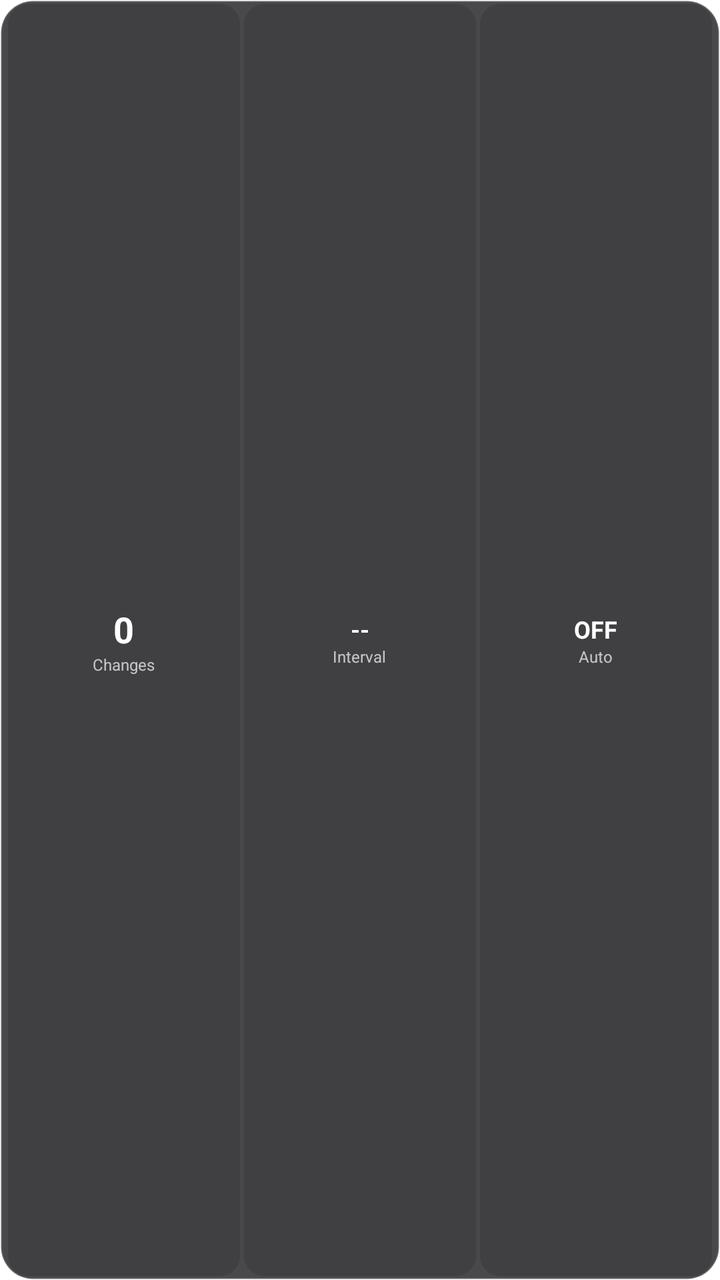
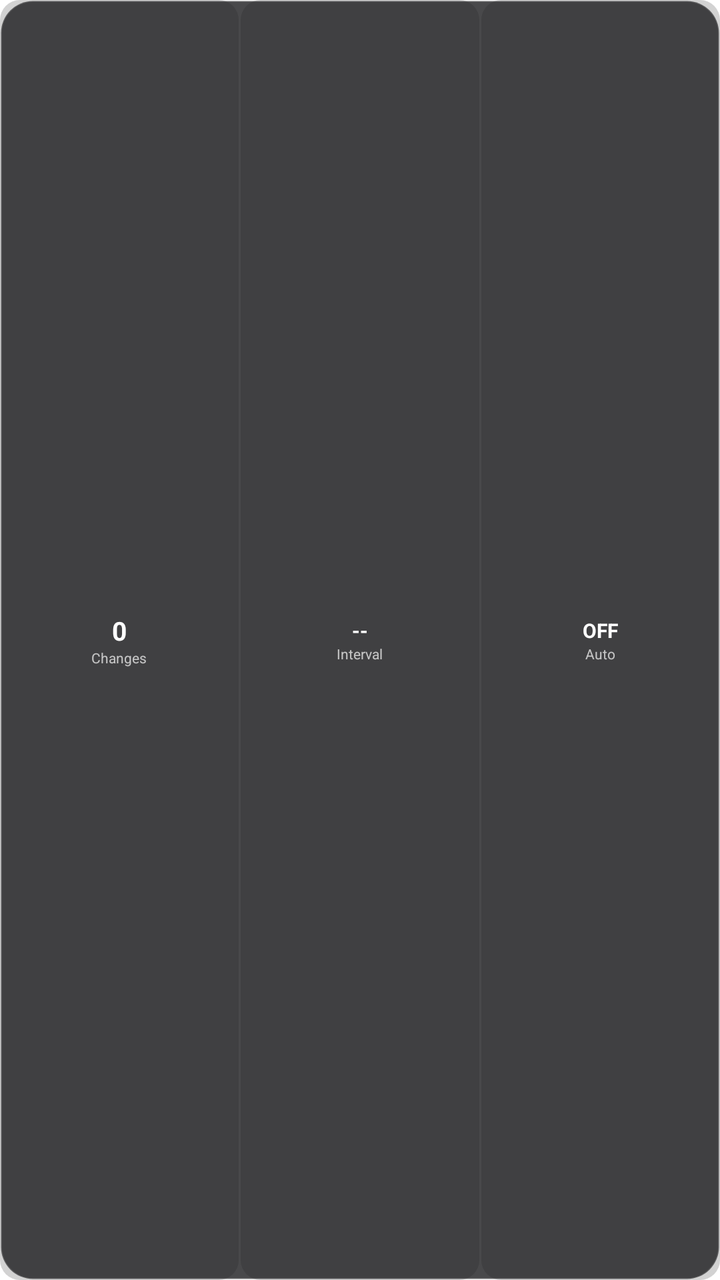

An Android layout rendered at two revisions. The XML below is the earlier revision; the diff shows what the commit changed to produce the second picture.
<!-- AndroidManifest.xml: application theme LaunchTheme -->
<!-- res/layout/widget_stats.xml -->
<?xml version="1.0" encoding="utf-8"?>
<LinearLayout xmlns:android="http://schemas.android.com/apk/res/android"
    android:id="@+id/widget_root"
    android:layout_width="match_parent"
    android:layout_height="match_parent"
    android:orientation="horizontal"
    android:gravity="center"
    android:paddingHorizontal="4dp"
    android:paddingVertical="2dp"
    android:background="@drawable/widget_bg">

    <LinearLayout
        android:layout_width="0dp"
        android:layout_height="match_parent"
        android:layout_weight="1"
        android:gravity="center"
        android:orientation="vertical"
        android:background="@drawable/widget_card_bg"
        android:paddingVertical="3dp"
        android:layout_marginEnd="2dp">

        <TextView
            android:id="@+id/tv_total_changes"
            android:layout_width="wrap_content"
            android:layout_height="wrap_content"
            android:textColor="#FFFFFF"
            android:textSize="18sp"
            android:textStyle="bold"
            android:text="0" />

        <TextView
            android:layout_width="wrap_content"
            android:layout_height="wrap_content"
            android:textColor="#B0FFFFFF"
            android:textSize="8sp"
            android:text="Changes" />
    </LinearLayout>

    <LinearLayout
        android:layout_width="0dp"
        android:layout_height="match_parent"
        android:layout_weight="1"
        android:gravity="center"
        android:orientation="vertical"
        android:background="@drawable/widget_card_bg"
        android:paddingVertical="3dp"
        android:layout_marginEnd="2dp">

        <TextView
            android:id="@+id/tv_interval"
            android:layout_width="wrap_content"
            android:layout_height="wrap_content"
            android:textColor="#FFFFFF"
            android:textSize="12sp"
            android:textStyle="bold"
            android:text="--" />

        <TextView
            android:layout_width="wrap_content"
            android:layout_height="wrap_content"
            android:textColor="#B0FFFFFF"
            android:textSize="8sp"
            android:text="Interval" />
    </LinearLayout>

    <LinearLayout
        android:layout_width="0dp"
        android:layout_height="match_parent"
        android:layout_weight="1"
        android:gravity="center"
        android:orientation="vertical"
        android:background="@drawable/widget_card_bg"
        android:paddingVertical="3dp">

        <TextView
            android:id="@+id/tv_auto_status"
            android:layout_width="wrap_content"
            android:layout_height="wrap_content"
            android:textColor="#FFFFFF"
            android:textSize="12sp"
            android:textStyle="bold"
            android:text="OFF" />

        <TextView
            android:layout_width="wrap_content"
            android:layout_height="wrap_content"
            android:textColor="#B0FFFFFF"
            android:textSize="8sp"
            android:text="Auto" />
    </LinearLayout>

</LinearLayout>
<!-- resources referenced by this layout -->
<resources>
  <!-- drawable widget_bg (drawable) -->
  <?xml version="1.0" encoding="utf-8"?>
  <shape xmlns:android="http://schemas.android.com/apk/res/android"
      android:shape="rectangle">
      <solid android:color="#CC1C1C1E" />
      <corners android:radius="16dp" />
      <stroke
          android:width="1dp"
          android:color="#33FFFFFF" />
  </shape>
  <!-- drawable widget_card_bg (drawable) -->
  <?xml version="1.0" encoding="utf-8"?>
  <shape xmlns:android="http://schemas.android.com/apk/res/android"
      android:shape="rectangle">
      <solid android:color="#33222222" />
      <corners android:radius="10dp" />
  </shape>
  <style name="LaunchTheme" parent="@android:style/Theme.Light.NoTitleBar">
          
          <item name="android:windowIsTranslucent">true</item>
          <item name="android:windowBackground">@drawable/launch_background</item>
          <item name="android:windowDisablePreview">true</item>
      </style>
  <!-- drawable launch_background (drawable) -->
  <?xml version="1.0" encoding="utf-8"?>
  <layer-list xmlns:android="http://schemas.android.com/apk/res/android">
      <item android:drawable="@android:color/white" />
  
      
      
  </layer-list>
</resources>

<!-- the commit's change to res/layout/widget_stats.xml (unified diff, before → after) -->
@@ -5,8 +5,6 @@
     android:layout_height="match_parent"
     android:orientation="horizontal"
     android:gravity="center"
-    android:paddingHorizontal="4dp"
-    android:paddingVertical="2dp"
     android:background="@drawable/widget_bg">
 
     <LinearLayout
@@ -16,15 +14,14 @@
         android:gravity="center"
         android:orientation="vertical"
         android:background="@drawable/widget_card_bg"
-        android:paddingVertical="3dp"
-        android:layout_marginEnd="2dp">
+        android:layout_marginEnd="1dp">
 
         <TextView
             android:id="@+id/tv_total_changes"
             android:layout_width="wrap_content"
             android:layout_height="wrap_content"
             android:textColor="#FFFFFF"
-            android:textSize="18sp"
+            android:textSize="13sp"
             android:textStyle="bold"
             android:text="0" />
 
@@ -32,7 +29,7 @@
             android:layout_width="wrap_content"
             android:layout_height="wrap_content"
             android:textColor="#B0FFFFFF"
-            android:textSize="8sp"
+            android:textSize="7sp"
             android:text="Changes" />
     </LinearLayout>
 
@@ -43,15 +40,14 @@
         android:gravity="center"
         android:orientation="vertical"
         android:background="@drawable/widget_card_bg"
-        android:paddingVertical="3dp"
-        android:layout_marginEnd="2dp">
+        android:layout_marginEnd="1dp">
 
         <TextView
             android:id="@+id/tv_interval"
             android:layout_width="wrap_content"
             android:layout_height="wrap_content"
             android:textColor="#FFFFFF"
-            android:textSize="12sp"
+            android:textSize="10sp"
             android:textStyle="bold"
             android:text="--" />
 
@@ -59,7 +55,7 @@
             android:layout_width="wrap_content"
             android:layout_height="wrap_content"
             android:textColor="#B0FFFFFF"
-            android:textSize="8sp"
+            android:textSize="7sp"
             android:text="Interval" />
     </LinearLayout>
 
@@ -69,15 +65,14 @@
         android:layout_weight="1"
         android:gravity="center"
         android:orientation="vertical"
-        android:background="@drawable/widget_card_bg"
-        android:paddingVertical="3dp">
+        android:background="@drawable/widget_card_bg">
 
         <TextView
             android:id="@+id/tv_auto_status"
             android:layout_width="wrap_content"
             android:layout_height="wrap_content"
             android:textColor="#FFFFFF"
-            android:textSize="12sp"
+            android:textSize="10sp"
             android:textStyle="bold"
             android:text="OFF" />
 
@@ -85,7 +80,7 @@
             android:layout_width="wrap_content"
             android:layout_height="wrap_content"
             android:textColor="#B0FFFFFF"
-            android:textSize="8sp"
+            android:textSize="7sp"
             android:text="Auto" />
     </LinearLayout>
 
